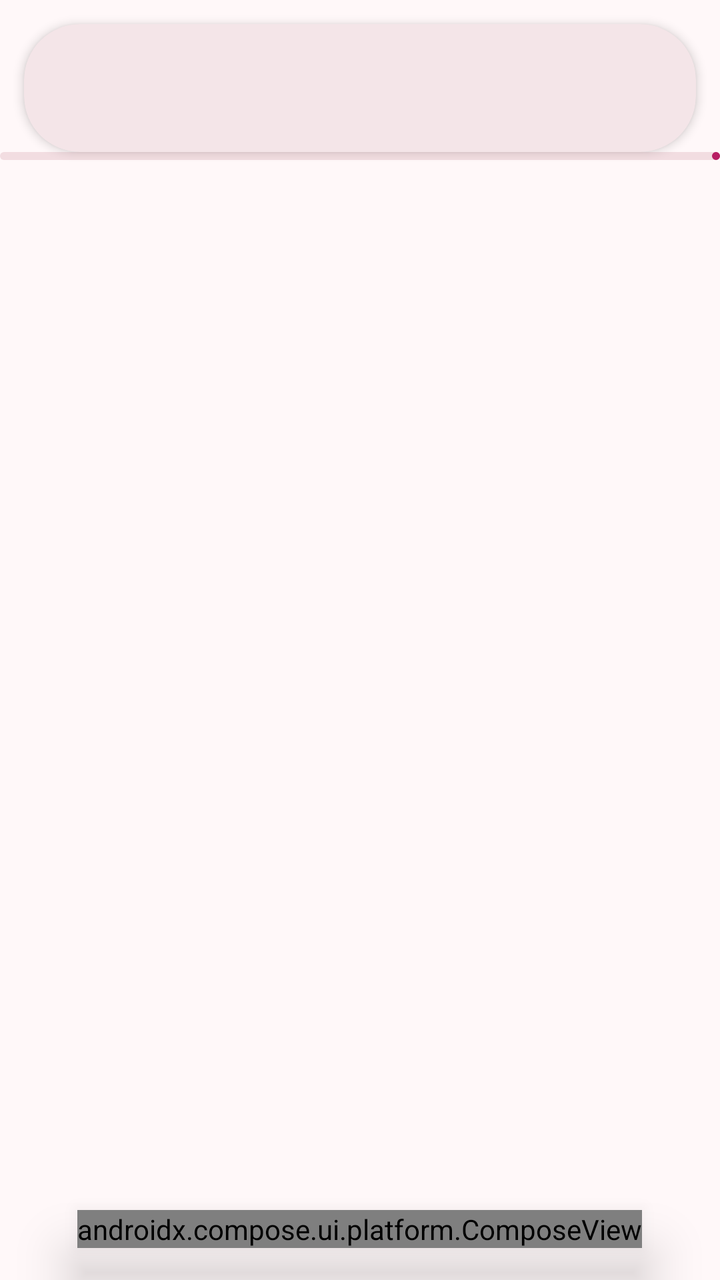
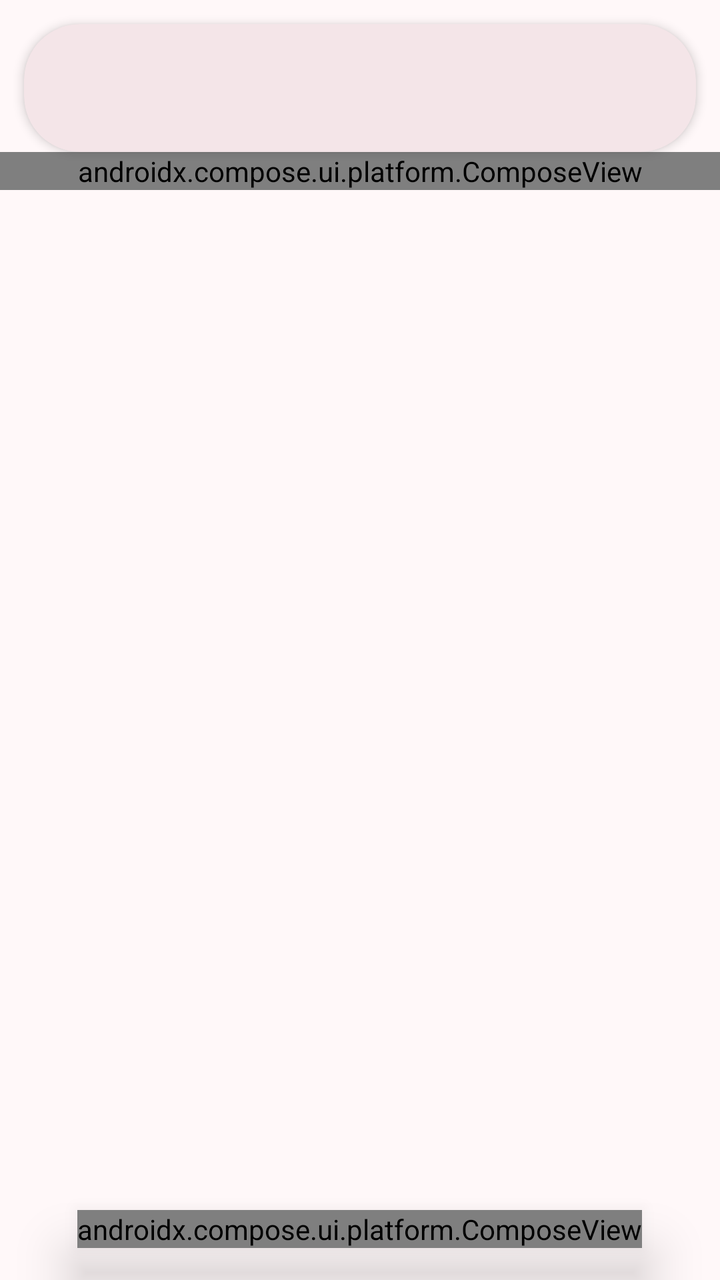

Before-and-after screenshots of an Android layout around one commit, followed by the original layout XML and the change that was made.
<!-- AndroidManifest.xml: application theme AppTheme -->
<!-- res/layout/activity_main.xml -->
<RelativeLayout
    xmlns:android="http://schemas.android.com/apk/res/android"
    xmlns:app="http://schemas.android.com/apk/res-auto"
    xmlns:tools="http://schemas.android.com/tools"
    android:layout_width="match_parent"
    android:layout_height="match_parent"
    android:id="@+id/main"
    tools:ignore="ContentDescription">

    
    <com.google.android.material.card.MaterialCardView
        style="@style/Widget.Material3.CardView.Elevated"
        android:backgroundTint="?attr/colorSurfaceContainerHigh"
        app:cardElevation="3dp"
        app:strokeWidth="0dp"
        android:id="@+id/appBar"
        android:layout_width="match_parent"
        android:layout_height="64dp"
        android:layout_marginStart="12dp"
        android:layout_marginEnd="12dp"
        android:layout_marginTop="12dp"
        android:layout_alignParentTop="true"
        app:cardCornerRadius="28dp">

        <LinearLayout
            android:layout_width="wrap_content"
            android:layout_height="match_parent"
            android:orientation="horizontal">

            <com.google.android.material.card.MaterialCardView
                android:id="@+id/item_cardView"
                style="@style/Widget.Material3.CardView.Filled"
                android:layout_width="28dp"
                android:layout_height="28dp"
                android:layout_marginStart="16dp"
                android:backgroundTint="@android:color/transparent"
                android:layout_gravity="center_vertical"
                app:cardCornerRadius="8dp">

                <ImageView
                    android:id="@+id/menu_icon"
                    android:layout_width="28dp"
                    android:layout_height="28dp"
                    android:scaleType="fitCenter"
                    tools:ignore="ContentDescription" />

            </com.google.android.material.card.MaterialCardView>

            <LinearLayout
                android:layout_width="match_parent"
                android:layout_height="match_parent"
                android:layout_marginStart="12dp"
                android:layout_marginEnd="110dp"
                android:id="@+id/textGroup"
                android:orientation="vertical"
                android:gravity="center_vertical"
                android:layout_marginBottom="8dp"
                android:layout_marginTop="8dp">

                <TextView
                    android:id="@+id/appBar_title"
                    android:layout_width="match_parent"
                    android:layout_height="wrap_content"
                    android:layout_marginBottom="2dp"
                    android:ellipsize="end"
                    android:includeFontPadding="false"
                    android:maxLines="1"
                    android:textAppearance="?attr/textAppearanceTitleMedium"
                    android:textColor="?attr/colorOnSurface"
                    android:textStyle="bold"/>

                <TextView
                    android:id="@+id/appbar_URL"
                    android:layout_width="match_parent"
                    android:layout_height="wrap_content"
                    android:ellipsize="end"
                    android:includeFontPadding="false"
                    android:maxLines="1"
                    android:textAppearance="?attr/textAppearanceBodySmall"
                    android:textColor="?attr/colorOutline"/>

            </LinearLayout>

        </LinearLayout>

    </com.google.android.material.card.MaterialCardView>

    <LinearLayout
        android:id="@+id/appBar_buttons"
        android:visibility="visible"
        android:layout_width="wrap_content"
        android:layout_height="64dp"
        android:layout_alignParentEnd="true"
        android:layout_alignParentTop="true"
        android:orientation="horizontal"
        android:layout_marginEnd="20dp"
        android:layout_marginTop="12dp"
        tools:ignore="RelativeOverlap">

        <com.google.android.material.floatingactionbutton.FloatingActionButton
            android:id="@+id/fab_overview"
            style="@style/Widget.Material3.Button.IconButton.Outlined"
            app:backgroundTint="?attr/colorSurfaceContainerHighest"
            app:borderWidth="0.5dp"
            android:layout_width="wrap_content"
            android:layout_height="wrap_content"
            android:layout_gravity="center"
            android:src="@drawable/icon_tab"
            app:maxImageSize="20dp"
            app:fabCustomSize="40dp"
            app:elevation="1dp" />

        <com.google.android.material.floatingactionbutton.FloatingActionButton
            android:id="@+id/fab_menu"
            style="@style/Widget.Material3.Button.IconButton.Outlined"
            app:backgroundTint="?attr/colorSurfaceContainerHighest"
            app:borderWidth="0.5dp"
            android:layout_width="wrap_content"
            android:layout_height="wrap_content"
            android:layout_gravity="center"
            android:layout_marginStart="8dp"
            android:src="@drawable/icon_profile_standard"
            app:maxImageSize="20dp"
            app:fabCustomSize="40dp"
            app:elevation="1dp" />

    </LinearLayout>

    
    <com.google.android.material.progressindicator.LinearProgressIndicator
        android:id="@+id/main_progress_bar"
        android:layout_width="match_parent"
        android:layout_height="wrap_content"
        android:layout_below="@id/appBar"
        app:indicatorColor="?attr/colorPrimary"
        app:trackColor="?attr/colorSurfaceVariant"
        app:trackThickness="4dp"/>

    
    <FrameLayout
        android:id="@+id/main_content"
        android:layout_width="match_parent"
        android:layout_height="match_parent"
        android:layout_below="@id/main_progress_bar"/>

    
    <com.google.android.material.floatingactionbutton.FloatingActionButton
        android:id="@+id/fab_showAppBar"
        android:layout_alignParentTop="true"
        android:layout_alignParentStart="true"
        android:layout_marginStart="16dp"
        android:layout_marginTop="16dp"
        android:src="@drawable/icon_up"
        app:elevation="2dp"
        style="@style/Widget.Material3.Button.IconButton.Outlined"
        app:backgroundTint="?attr/colorSurfaceContainerHighest"
        app:borderWidth="0.5dp"
        android:layout_width="wrap_content"
        android:layout_height="wrap_content"
        android:layout_gravity="center"
        app:maxImageSize="20dp"
        app:fabCustomSize="42dp"
        android:visibility="gone"/>

    
    <com.google.android.material.card.MaterialCardView
        android:id="@+id/searchOnSiteLayout"
        android:visibility="gone"
        style="@style/Widget.Material3.CardView.Elevated"
        android:backgroundTint="?attr/colorSurfaceContainerHigh"
        app:cardElevation="4dp"
        app:strokeWidth="0dp"
        android:layout_width="match_parent"
        android:layout_height="72dp"
        android:layout_margin="12dp"
        android:layout_alignParentTop="true"
        app:cardCornerRadius="28dp"
        android:orientation="vertical">

        <RelativeLayout
            android:layout_width="match_parent"
            android:layout_height="match_parent">

            <Button
                android:id="@+id/searchOnSite_buttonClose"
                style="@style/Widget.Material3.Button.IconButton"
                android:layout_width="wrap_content"
                android:layout_height="wrap_content"
                android:layout_alignParentEnd="true"
                android:layout_centerInParent="true"
                android:layout_marginEnd="10dp"
                app:icon="@drawable/icon_close" />

            <com.google.android.material.textfield.TextInputLayout
                android:id="@+id/searchOnSite_textField"
                style="@style/Widget.Material3.TextInputLayout.OutlinedBox"
                android:layout_width="match_parent"
                android:layout_height="match_parent"
                android:layout_alignParentTop="true"
                android:layout_toStartOf="@+id/searchOnSite_buttonClose"
                android:paddingEnd="10dp"
                android:paddingStart="10dp"
                android:paddingBottom="5dp"
                android:paddingTop="5dp"
                android:hint="@string/menu_other_searchSite"
                app:boxCornerRadiusTopStart="24dp"
                app:boxCornerRadiusTopEnd="24dp"
                app:boxCornerRadiusBottomStart="24dp"
                app:boxCornerRadiusBottomEnd="24dp"
                app:boxStrokeWidth="0.8dp"
                app:boxStrokeWidthFocused="1.5dp"
                app:startIconDrawable="@drawable/icon_up"
                app:endIconDrawable="@drawable/icon_down"
                app:endIconMode="custom">

                <com.google.android.material.textfield.TextInputEditText
                    android:id="@+id/searchOnSite_input"
                    android:layout_width="match_parent"
                    android:layout_height="wrap_content"
                    android:inputType="text|textUri"
                    android:selectAllOnFocus="true"/>

            </com.google.android.material.textfield.TextInputLayout>

        </RelativeLayout>

    </com.google.android.material.card.MaterialCardView>

    
    <androidx.compose.ui.platform.ComposeView
        android:id="@+id/bottom_nav_compose"
        android:layout_width="wrap_content"
        android:layout_height="wrap_content"
        android:layout_alignParentBottom="true"
        android:layout_centerHorizontal="true"
        android:layout_marginBottom="16dp"
        android:elevation="16dp"/>
    
    <com.google.android.material.card.MaterialCardView
        android:id="@+id/fab_bubble"
        style="@style/Widget.Material3.CardView.Filled"
        android:layout_width="48dp"
        android:layout_height="48dp"
        android:layout_alignParentBottom="true"
        android:layout_alignParentEnd="true"
        android:layout_marginBottom="90dp"
        android:layout_marginEnd="16dp"
        android:visibility="gone"
        app:cardCornerRadius="24dp"
        app:cardElevation="16dp"
        app:strokeWidth="1dp"
        app:strokeColor="?attr/colorOutlineVariant"
        android:backgroundTint="?attr/colorSurfaceContainerHighest">

        <ImageView
            android:id="@+id/bubble_icon"
            android:layout_width="24dp"
            android:layout_height="24dp"
            android:layout_gravity="center"
            android:src="@drawable/icon_secure"
            app:tint="?attr/colorPrimary"
            tools:ignore="ContentDescription"/>

    </com.google.android.material.card.MaterialCardView>

</RelativeLayout>
<!-- resources referenced by this layout -->
<resources>
  <!-- drawable icon_down (drawable) -->
  <vector xmlns:android="http://schemas.android.com/apk/res/android"
      android:width="24dp"
      android:height="24dp"
      android:viewportWidth="960"
      android:viewportHeight="960"
      android:tint="?attr/colorControlNormal">
    <path
        android:fillColor="@android:color/white"
        android:pathData="M480,598Q472,598 465,595.5Q458,593 452,587L268,403Q257,392 257,375Q257,358 268,347Q279,336 296,336Q313,336 324,347L480,503L636,347Q647,336 664,336Q681,336 692,347Q703,358 703,375Q703,392 692,403L508,587Q502,593 495,595.5Q488,598 480,598Z"/>
  </vector>
  <!-- drawable icon_up (drawable) -->
  <vector xmlns:android="http://schemas.android.com/apk/res/android"
      android:width="24dp"
      android:height="24dp"
      android:viewportWidth="960"
      android:viewportHeight="960"
      android:tint="?attr/colorControlNormal">
    <path
        android:fillColor="@android:color/white"
        android:pathData="M480,431L324,587Q313,598 296,598Q279,598 268,587Q257,576 257,559Q257,542 268,531L452,347Q458,341 465,338.5Q472,336 480,336Q488,336 495,338.5Q502,341 508,347L692,531Q703,542 703,559Q703,576 692,587Q681,598 664,598Q647,598 636,587L480,431Z"/>
  </vector>
  <string name="menu_other_searchSite">Search on site</string>
  <color name="md_theme_primary">#B81D63</color>
  <color name="md_theme_onPrimary">#FFFFFF</color>
  <color name="md_theme_primaryContainer">#FFD9E2</color>
  <color name="md_theme_onPrimaryContainer">#3E001D</color>
  <color name="md_theme_secondary">#74565F</color>
  <color name="md_theme_onSecondary">#FFFFFF</color>
  <color name="md_theme_secondaryContainer">#FFD9E2</color>
  <color name="md_theme_onSecondaryContainer">#2B151C</color>
  <color name="md_theme_tertiary">#006874</color>
  <color name="md_theme_onTertiary">#FFFFFF</color>
  <color name="md_theme_tertiaryContainer">#9EEFFF</color>
  <color name="md_theme_onTertiaryContainer">#001F24</color>
  <color name="md_theme_error">#BA1A1A</color>
  <color name="md_theme_onError">#FFFFFF</color>
  <color name="md_theme_errorContainer">#FFDAD6</color>
  <color name="md_theme_onErrorContainer">#410002</color>
  <color name="md_theme_background">#FFF8F9</color>
  <color name="md_theme_onBackground">#201A1C</color>
  <color name="md_theme_surface">#FFF8F9</color>
  <color name="md_theme_onSurface">#201A1C</color>
  <color name="md_theme_surfaceVariant">#F2DDE1</color>
  <color name="md_theme_onSurfaceVariant">#514347</color>
  <color name="md_theme_outline">#837377</color>
  <color name="md_theme_outlineVariant">#D5C2C6</color>
  <color name="md_theme_inverseSurface">#362E31</color>
  <color name="md_theme_inverseOnSurface">#FAEEF0</color>
  <color name="md_theme_inversePrimary">#FFB1C8</color>
  <color name="md_theme_primaryFixed">#FFD9E2</color>
  <color name="md_theme_onPrimaryFixed">#3E001D</color>
  <color name="md_theme_primaryFixedDim">#FFB1C8</color>
  <color name="md_theme_onPrimaryFixedVariant">#8E0045</color>
  <color name="md_theme_secondaryFixed">#FFD9E2</color>
  <color name="md_theme_onSecondaryFixed">#2B151C</color>
  <color name="md_theme_secondaryFixedDim">#E3BDC6</color>
  <color name="md_theme_onSecondaryFixedVariant">#5B3F47</color>
  <color name="md_theme_tertiaryFixed">#9EEFFF</color>
  <color name="md_theme_onTertiaryFixed">#001F24</color>
  <color name="md_theme_tertiaryFixedDim">#80D4E4</color>
  <color name="md_theme_onTertiaryFixedVariant">#004F58</color>
  <color name="md_theme_surfaceDim">#E5D6D9</color>
  <color name="md_theme_surfaceBright">#FFF8F9</color>
  <color name="md_theme_surfaceContainerLowest">#FFFFFF</color>
  <color name="md_theme_surfaceContainerLow">#FDF1F3</color>
  <color name="md_theme_surfaceContainer">#FAEBEE</color>
  <color name="md_theme_surfaceContainerHigh">#F4E5E8</color>
  <color name="md_theme_surfaceContainerHighest">#EEE0E3</color>
  <!-- unchanged entries left out for length: 5 -->
</resources>

<!-- the commit's change to res/layout/activity_main.xml (unified diff, before → after) -->
@@ -127,11 +127,19 @@
     </LinearLayout>
 
     
+    <androidx.compose.ui.platform.ComposeView
+        android:id="@+id/main_progress_bar_compose"
+        android:layout_width="match_parent"
+        android:layout_height="wrap_content"
+        android:layout_below="@id/appBar"/>
+
+    
     <com.google.android.material.progressindicator.LinearProgressIndicator
         android:id="@+id/main_progress_bar"
         android:layout_width="match_parent"
         android:layout_height="wrap_content"
-        android:layout_below="@id/appBar"
+        android:layout_below="@id/main_progress_bar_compose"
+        android:visibility="gone"
         app:indicatorColor="?attr/colorPrimary"
         app:trackColor="?attr/colorSurfaceVariant"
         app:trackThickness="4dp"/>
@@ -141,7 +149,7 @@
         android:id="@+id/main_content"
         android:layout_width="match_parent"
         android:layout_height="match_parent"
-        android:layout_below="@id/main_progress_bar"/>
+        android:layout_below="@id/main_progress_bar_compose"/>
 
     
     <com.google.android.material.floatingactionbutton.FloatingActionButton
